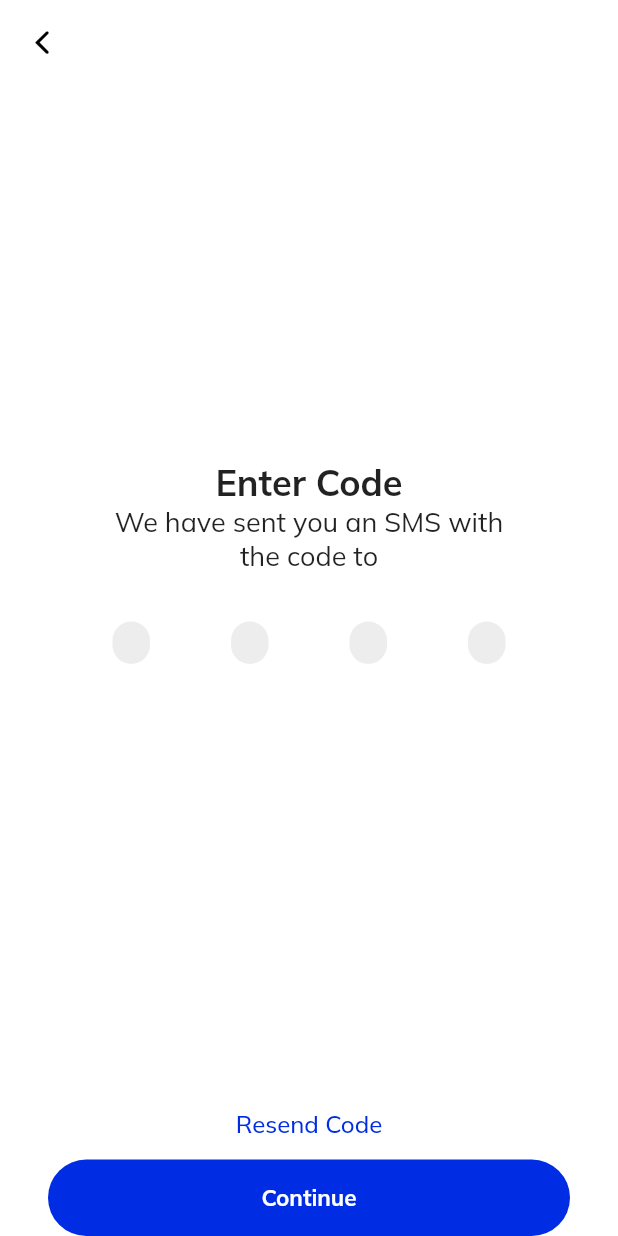
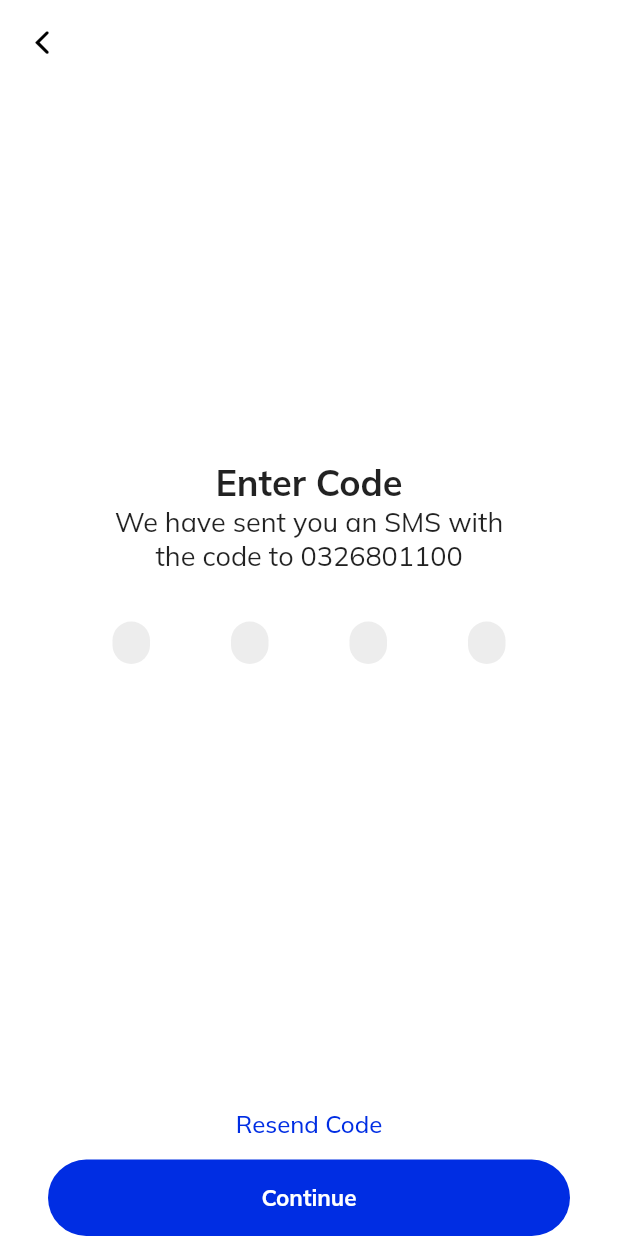
Before and after one commit to AnhND21/flutter_training, a Flutter app: the LoginPhoneScreen screen opened by its route, after a tap on "Continue", on a phone screen of 412 x 824 dp. Run offline on Flutter 3.47's test engine with Material 2 defaults, Android fonts, the phone set to English and light mode, and no system bars; our stand-ins replace cached_network_image, carousel_slider, cloud_firestore, dots_indicator, firebase_auth, firebase_core and 8 more; missing offline and left inert: animated_widgets; accounts and stored records are empty.

Commit message:
verify phone, update ui chat

```diff
--- a/lib/main.dart
+++ b/lib/main.dart
@@ -90,7 +90,7 @@ class _MyAppState extends State<MyApp> {
               '/login_phone': (context) => const LoginPhoneScreen(),
               '/confirm_otp': (context) => const ConfirmOTPScreen(),
               '/create_profile': (context) => const CreateProfileScreen(),
-              '/message_detail': (context) => const MessageDetailScreen(),
+              // '/message_detail': (context) => const MessageDetailScreen(),
               '/signup_email': (context) => const SignUpWithEmailScreen(),
               '/sigin_email': (context) => const SignInWithEmailScreen(),
               '/update_profile': (context) => const UpdateProfileScreen(),
--- a/lib/screens/chat/confirm_otp_screen.dart
+++ b/lib/screens/chat/confirm_otp_screen.dart
@@ -1,3 +1,6 @@
+import 'dart:developer';
+
+import 'package:firebase_auth/firebase_auth.dart';
 import 'package:flutter/cupertino.dart';
 import 'package:flutter/material.dart';
 import 'package:flutter_training/screens/chat/login_phone_screen.dart';
@@ -10,6 +13,9 @@ class ConfirmOTPScreen extends StatefulWidget {
 }
 
 class _ConfirmOTPScreenState extends State<ConfirmOTPScreen> {
+  bool isLoading = false;
+  FirebaseAuth auth = FirebaseAuth.instance;
+
   String otp1 = '';
 
   List<String> otpList = <String>['', '', '', ''];
@@ -20,6 +26,51 @@ class _ConfirmOTPScreenState extends State<ConfirmOTPScreen> {
   }
 
   void onChangeOTP(String text, int index) {}
+
+  Future<void> onVerifyPhoneNumber(String phone) async {
+    log(phone);
+    setState(() {
+      isLoading = true;
+    });
+    // try {
+    //   await auth.verifyPhoneNumber(
+    //     phoneNumber: phone,
+    //     verificationCompleted: (PhoneAuthCredential credential) async {
+    //       await auth.signInWithCredential(credential);
+    //     },
+    //     verificationFailed: (FirebaseAuthException e) {
+    //       if (e.code == 'invalid-phone-number') {
+    //         // ignore: avoid_print
+    //         print('The provided phone number is not valid.');
+    //       }
+    //     },
+    //     codeSent: (String verificationId, int? resendToken) async {
+    //       String smsCode = 'xxxx';
+
+    //       PhoneAuthCredential credential = PhoneAuthProvider.credential(
+    //           verificationId: verificationId, smsCode: smsCode);
+
+    //       await auth.signInWithCredential(credential);
+    //     },
+    //     codeAutoRetrievalTimeout: (String verificationId) {},
+    //   );
+    //   setState(() {
+    //     isLoading = false;
+    //   });
+    // } on FirebaseAuthException catch (e) {
+    //   // ignore: avoid_print
+    //   print(e);
+    //   setState(() {
+    //     isLoading = false;
+    //   });
+    // } catch (e) {
+    //   // ignore: avoid_print
+    //   print(e);
+    //   setState(() {
+    //     isLoading = false;
+    //   });
+    // }
+  }
 
   @override
   Widget build(BuildContext context) {
@@ -41,7 +92,7 @@ class _ConfirmOTPScreenState extends State<ConfirmOTPScreen> {
           FocusScope.of(context).unfocus();
         },
         child: Container(
-          // color: Colors.white,
+          color: Colors.white,
           width: double.infinity,
           height: MediaQuery.of(context).size.height,
           child: Column(
@@ -108,7 +159,7 @@ class _ConfirmOTPScreenState extends State<ConfirmOTPScreen> {
                   )),
               InkWell(
                 onTap: () {
-                  Navigator.pushNamed(context, '/create_profile');
+                  onVerifyPhoneNumber(params.phone);
                 },
                 child: Container(
                   margin: const EdgeInsets.symmetric(horizontal: 32),
@@ -118,7 +169,16 @@ class _ConfirmOTPScreenState extends State<ConfirmOTPScreen> {
                   decoration: const BoxDecoration(
                       color: Color(0xFF002DE3),
                       borderRadius: BorderRadius.all(Radius.circular(32))),
-                  child: const Text(
+                  child: isLoading
+                      ? const SizedBox(
+                          height: 19,
+                          width: 16,
+                          child: CircularProgressIndicator(
+                            strokeWidth: 1.5,
+                            color: Colors.white,
+                          ),
+                        )
+                      : const Text(
                           'Continue',
                           style: TextStyle(
                               color: Colors.white,
--- a/lib/screens/chat/login_phone_screen.dart
+++ b/lib/screens/chat/login_phone_screen.dart
@@ -1,6 +1,8 @@
 // ignore_for_file: public_member_api_docs, sort_constructors_first
+import 'package:firebase_auth/firebase_auth.dart';
 import 'package:flutter/cupertino.dart';
 import 'package:flutter/material.dart';
+import 'package:flutter/services.dart';
 import 'package:flutter_training/screens/chat/chat_screen.dart';
 import 'package:flutter_training/screens/chat/services/firebase_auth_provider.dart';
 import 'package:provider/provider.dart';
@@ -20,13 +22,8 @@ class LoginPhoneScreen extends StatefulWidget {
 }
 
 class _LoginPhoneScreenState extends State<LoginPhoneScreen> {
-  String phone = '';
-
-  void onPhoneNumerChange(String text) {
-    setState(() {
-      phone = text;
-    });
-  }
+  TextEditingController phoneController =
+      TextEditingController(text: '0326801100');
 
   void navigateSignUpEmail() {
     Navigator.pushNamed(context, '/signup_email');
@@ -48,8 +45,8 @@ class _LoginPhoneScreenState extends State<LoginPhoneScreen> {
         onTap: () {
           FocusScope.of(context).unfocus();
         },
-        child: SizedBox(
-          // color: Colors.white,
+        child: Container(
+          color: Colors.white,
           width: double.infinity,
           height: MediaQuery.of(context).size.height,
           child: Column(
@@ -122,11 +119,14 @@ class _LoginPhoneScreenState extends State<LoginPhoneScreen> {
                                       BorderRadius.all(Radius.circular(8))),
                               child: TextFormField(
                                 autocorrect: false,
+                                inputFormatters: [
+                                  LengthLimitingTextInputFormatter(10),
+                                ],
+                                keyboardType: TextInputType.phone,
                                 style: const TextStyle(
                                     fontWeight: FontWeight.w500,
                                     color: Colors.black),
-                                initialValue: phone,
-                                onChanged: (text) => onPhoneNumerChange(text),
+                                controller: phoneController,
                                 textAlignVertical: TextAlignVertical.center,
                                 decoration: const InputDecoration(
                                   hintStyle: TextStyle(
@@ -161,7 +161,9 @@ class _LoginPhoneScreenState extends State<LoginPhoneScreen> {
               InkWell(
                 onTap: () {
                   Navigator.pushNamed(context, '/confirm_otp',
-                      arguments: LoginOTPAgruments(phone: phone));
+                      arguments:
+                          LoginOTPAgruments(phone: phoneController.text));
+                  FocusScope.of(context).unfocus();
                   // phone.isNotEmpty
                   //     ? Navigator.pushNamed(context, '/confirm_otp',
                   //         arguments: phone.isNotEmpty
--- a/lib/screens/chat/signup_with_email.dart
+++ b/lib/screens/chat/signup_with_email.dart
@@ -45,12 +45,18 @@ class _SignUpWithEmailScreenState extends State<SignUpWithEmailScreen> {
       });
       userCredential = credential;
     } on FirebaseAuthException catch (e) {
+      setState(() {
+        _isLoading = false;
+      });
       if (e.code == 'weak-password') {
         log('The password provided is too weak.');
       } else if (e.code == 'email-already-in-use') {
         log('The account already exists for that email.');
       }
     } catch (e) {
+      setState(() {
+        _isLoading = false;
+      });
       log(e.toString());
     }
     return userCredential;
--- a/lib/screens/chat/tabs/setting_chat.dart
+++ b/lib/screens/chat/tabs/setting_chat.dart
@@ -1,11 +1,7 @@
-import 'dart:convert';
-import 'dart:developer';
-
 import 'package:cloud_firestore/cloud_firestore.dart';
 import 'package:firebase_auth/firebase_auth.dart';
 import 'package:flutter/cupertino.dart';
 import 'package:flutter/material.dart';
-import 'package:flutter_training/screens/chat/login_phone_screen.dart';
 import 'package:flutter_training/screens/chat/model/user_chat.dart';
 import 'package:flutter_training/screens/chat/services/firebase_auth_provider.dart';
 import 'package:provider/provider.dart';
@@ -44,7 +40,7 @@ class _SettingChatScreenState extends State<SettingChatScreen> {
 
   Future<void> logout() async {
     AuthProvider().signOut();
-    Navigator.of(context).popUntil(ModalRoute.withName('/login_phone'));
+    Navigator.of(context).popUntil(ModalRoute.withName('/chat_welcome'));
   }
 
   @override
```
Also changed, not shown: lib/screens/chat/message_details.dart (+19 -55 lines), lib/screens/chat/model/message.dart (added, +16 -0 lines), lib/screens/chat/tabs/contact.dart (+15 -6 lines), lib/screens/chat/tabs/message.dart (+5 -4 lines). Lines whose indentation alone changed are shown as unchanged.
